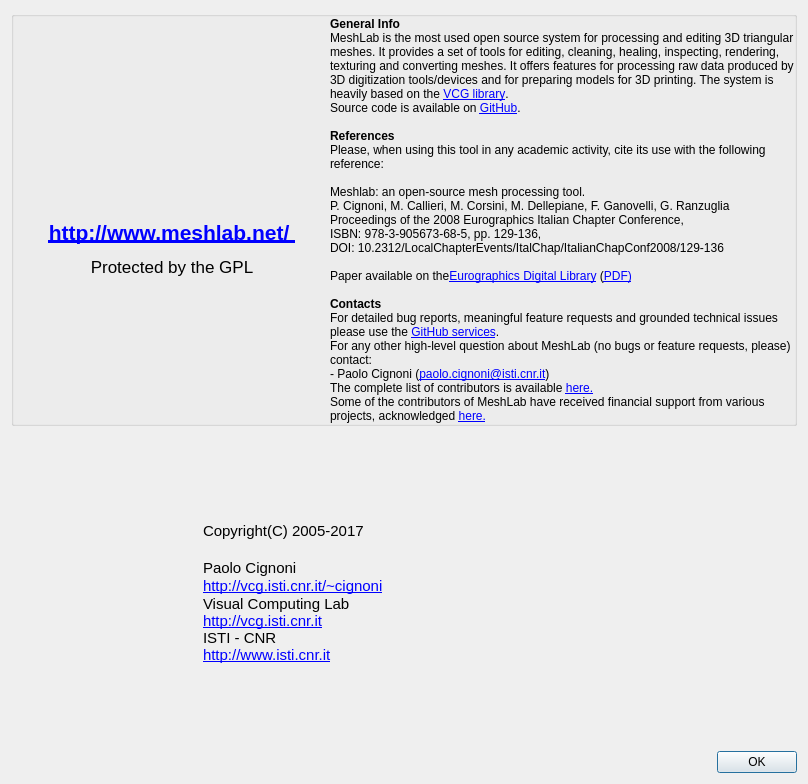
First picture: the form in src/meshlab/ui/aboutDialog.ui, repository cnr-isti-vclab/meshlab, before the edit.
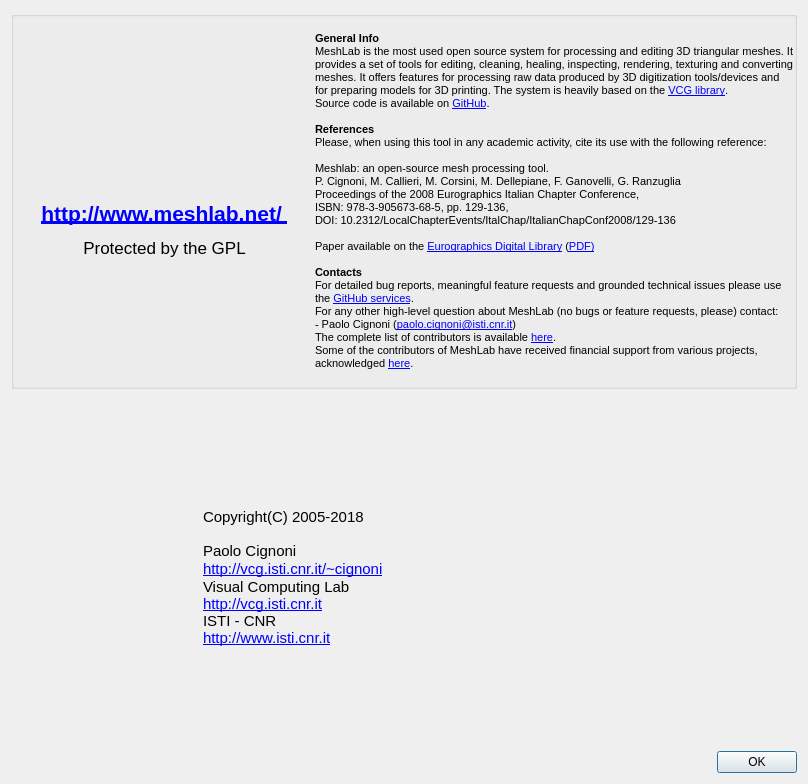
Second picture: the form after the edit. Icons and pictures are not drawn.

Commit message: version update & dialog formatting

Diff of the .ui file:
```diff
--- a/src/meshlab/ui/aboutDialog.ui
+++ b/src/meshlab/ui/aboutDialog.ui
@@ -142,7 +142,11 @@
         <item>
          <widget class="QLabel" name="label">
           <property name="text">
-           <string>&lt;html&gt;&lt;head/&gt;&lt;body&gt;&lt;p&gt;&lt;span style=&quot; font-weight:600;&quot;&gt;General Info&lt;/span&gt;&lt;br/&gt;MeshLab is the most used open source system for processing and editing 3D triangular meshes. It provides a set of tools for editing, cleaning, healing, inspecting, rendering, texturing and converting meshes. It offers features for processing raw data produced by 3D digitization tools/devices and for preparing models for 3D printing. The system is heavily based on the &lt;a href=&quot;http://www.vcglib.net&quot;&gt;&lt;span style=&quot; text-decoration: underline; color:#0000ff;&quot;&gt;VCG library&lt;/span&gt;&lt;/a&gt;. &lt;br/&gt;Source code is available on &lt;a href=&quot;https://github.com/cnr-isti-vclab/meshlab&quot;&gt;&lt;span style=&quot; text-decoration: underline; color:#0000ff;&quot;&gt;GitHub&lt;/span&gt;&lt;/a&gt;.&lt;br/&gt;&lt;br/&gt;&lt;span style=&quot; font-weight:600;&quot;&gt;References&lt;/span&gt;&lt;br/&gt;Please, when using this tool in any academic activity, cite its use with the following reference:&lt;br/&gt;&lt;br/&gt;Meshlab: an open-source mesh processing tool.&lt;br/&gt;P. Cignoni, M. Callieri, M. Corsini, M. Dellepiane, F. Ganovelli, G. Ranzuglia&lt;br/&gt;Proceedings of the 2008 Eurographics Italian Chapter Conference,&lt;br/&gt;ISBN: 978-3-905673-68-5, pp. 129-136, &lt;br/&gt;DOI: 10.2312/LocalChapterEvents/ItalChap/ItalianChapConf2008/129-136&lt;br/&gt;&lt;br/&gt;Paper available on the&lt;a href=&quot;https://diglib.eg.org/handle/10.2312/LocalChapterEvents.ItalChap.ItalianChapConf2008.129-136&quot;&gt;&lt;span style=&quot; text-decoration: underline; color:#0000ff;&quot;&gt;Eurographics Digital Library&lt;/span&gt;&lt;/a&gt; (&lt;a href=&quot;http://vcg.isti.cnr.it/Publications/2008/CCCDGR08/&quot;&gt;&lt;span style=&quot; text-decoration: underline; color:#0000ff;&quot;&gt;PDF)&lt;/span&gt;&lt;/a&gt;&lt;br/&gt;&lt;br/&gt;&lt;span style=&quot; font-weight:600;&quot;&gt;Contacts&lt;/span&gt;&lt;br/&gt;For detailed bug reports, meaningful feature requests and grounded technical issues please use the &lt;a href=&quot;https://github.com/cnr-isti-vclab/meshlab/issues&quot;&gt;&lt;span style=&quot; text-decoration: underline; color:#0000ff;&quot;&gt;GitHub services&lt;/span&gt;&lt;/a&gt;.&lt;br/&gt;For any other high-level question about MeshLab (no bugs or feature requests, please) contact:&lt;br/&gt;- Paolo Cignoni (&lt;a href=&quot;mailto:p.cignoni@isti.cnr.it?subject=%5BMeshLab%5D%20Info%20request&quot;&gt;&lt;span style=&quot; text-decoration: underline; color:#0000ff;&quot;&gt;paolo.cignoni@isti.cnr.it&lt;/span&gt;&lt;/a&gt;)&lt;br/&gt;The complete list of contributors is available &lt;a href=&quot;https://github.com/cnr-isti-vclab/meshlab/graphs/contributors&quot;&gt;&lt;span style=&quot; text-decoration: underline; color:#0000ff;&quot;&gt;here.&lt;/span&gt;&lt;/a&gt;&lt;br/&gt;Some of the contributors of MeshLab have received financial support from various projects, acknowledged &lt;a href=&quot;http://vcg.isti.cnr.it/projects.php&quot;&gt;&lt;span style=&quot; text-decoration: underline; color:#0000ff;&quot;&gt;here.&lt;/span&gt;&lt;/a&gt;&lt;/p&gt;&lt;/body&gt;&lt;/html&gt;</string>
+           <string>&lt;!DOCTYPE HTML PUBLIC &quot;-//W3C//DTD HTML 4.0//EN&quot; &quot;http://www.w3.org/TR/REC-html40/strict.dtd&quot;&gt;
+&lt;html&gt;&lt;head&gt;&lt;meta name=&quot;qrichtext&quot; content=&quot;1&quot; /&gt;&lt;style type=&quot;text/css&quot;&gt;
+p, li { white-space: pre-wrap; }
+&lt;/style&gt;&lt;/head&gt;&lt;body style=&quot; font-family:'MS Shell Dlg 2'; font-size:8pt; font-weight:400; font-style:normal;&quot;&gt;
+&lt;p style=&quot; margin-top:12px; margin-bottom:12px; margin-left:0px; margin-right:0px; -qt-block-indent:0; text-indent:0px;&quot;&gt;&lt;span style=&quot; font-weight:600;&quot;&gt;General Info&lt;/span&gt;&lt;br /&gt;MeshLab is the most used open source system for processing and editing 3D triangular meshes. It provides a set of tools for editing, cleaning, healing, inspecting, rendering, texturing and converting meshes. It offers features for processing raw data produced by 3D digitization tools/devices and for preparing models for 3D printing. The system is heavily based on the &lt;a href=&quot;http://www.vcglib.net&quot;&gt;&lt;span style=&quot; text-decoration: underline; color:#0000ff;&quot;&gt;VCG library&lt;/span&gt;&lt;/a&gt;. &lt;br /&gt;Source code is available on &lt;a href=&quot;https://github.com/cnr-isti-vclab/meshlab&quot;&gt;&lt;span style=&quot; text-decoration: underline; color:#0000ff;&quot;&gt;GitHub&lt;/span&gt;&lt;/a&gt;.&lt;br /&gt;&lt;br /&gt;&lt;span style=&quot; font-weight:600;&quot;&gt;References&lt;/span&gt;&lt;br /&gt;Please, when using this tool in any academic activity, cite its use with the following reference:&lt;br /&gt;&lt;br /&gt;Meshlab: an open-source mesh processing tool.&lt;br /&gt;P. Cignoni, M. Callieri, M. Corsini, M. Dellepiane, F. Ganovelli, G. Ranzuglia&lt;br /&gt;Proceedings of the 2008 Eurographics Italian Chapter Conference,&lt;br /&gt;ISBN: 978-3-905673-68-5, pp. 129-136, &lt;br /&gt;DOI: 10.2312/LocalChapterEvents/ItalChap/ItalianChapConf2008/129-136&lt;br /&gt;&lt;br /&gt;Paper available on the &lt;a href=&quot;https://diglib.eg.org/handle/10.2312/LocalChapterEvents.ItalChap.ItalianChapConf2008.129-136&quot;&gt;&lt;span style=&quot; text-decoration: underline; color:#0000ff;&quot;&gt;Eurographics Digital Library&lt;/span&gt;&lt;/a&gt; (&lt;a href=&quot;http://vcg.isti.cnr.it/Publications/2008/CCCDGR08/&quot;&gt;&lt;span style=&quot; text-decoration: underline; color:#0000ff;&quot;&gt;PDF)&lt;/span&gt;&lt;/a&gt;&lt;br /&gt;&lt;br /&gt;&lt;span style=&quot; font-weight:600;&quot;&gt;Contacts&lt;/span&gt;&lt;br /&gt;For detailed bug reports, meaningful feature requests and grounded technical issues please use the &lt;a href=&quot;https://github.com/cnr-isti-vclab/meshlab/issues&quot;&gt;&lt;span style=&quot; text-decoration: underline; color:#0000ff;&quot;&gt;GitHub services&lt;/span&gt;&lt;/a&gt;.&lt;br /&gt;For any other high-level question about MeshLab (no bugs or feature requests, please) contact:&lt;br /&gt;- Paolo Cignoni (&lt;a href=&quot;mailto:p.cignoni@isti.cnr.it?subject=%5BMeshLab%5D%20Info%20request&quot;&gt;&lt;span style=&quot; text-decoration: underline; color:#0000ff;&quot;&gt;paolo.cignoni@isti.cnr.it&lt;/span&gt;&lt;/a&gt;)&lt;br /&gt;The complete list of contributors is available &lt;a href=&quot;https://github.com/cnr-isti-vclab/meshlab/graphs/contributors&quot;&gt;&lt;span style=&quot; text-decoration: underline; color:#0000ff;&quot;&gt;here&lt;/span&gt;&lt;/a&gt;.&lt;br /&gt;Some of the contributors of MeshLab have received financial support from various projects, acknowledged &lt;a href=&quot;http://vcg.isti.cnr.it/projects.php&quot;&gt;&lt;span style=&quot; text-decoration: underline; color:#0000ff;&quot;&gt;here&lt;/span&gt;&lt;/a&gt;.&lt;/p&gt;&lt;/body&gt;&lt;/html&gt;</string>
           </property>
           <property name="wordWrap">
            <bool>true</bool>
@@ -189,10 +193,10 @@
           <string>&lt;!DOCTYPE HTML PUBLIC &quot;-//W3C//DTD HTML 4.0//EN&quot; &quot;http://www.w3.org/TR/REC-html40/strict.dtd&quot;&gt;
 &lt;html&gt;&lt;head&gt;&lt;meta name=&quot;qrichtext&quot; content=&quot;1&quot; /&gt;&lt;style type=&quot;text/css&quot;&gt;
 p, li { white-space: pre-wrap; }
-&lt;/style&gt;&lt;/head&gt;&lt;body style=&quot; font-family:'.SF NS Text'; font-size:13pt; font-weight:400; font-style:normal;&quot;&gt;
-&lt;p style=&quot; margin-top:0px; margin-bottom:0px; margin-left:0px; margin-right:0px; -qt-block-indent:0; text-indent:0px;&quot;&gt;&lt;span style=&quot; font-family:'Lucida Grande'; font-size:11pt;&quot;&gt;Copyright(C) 2005-2017&lt;br /&gt;&lt;br /&gt;Paolo Cignoni&lt;/span&gt;&lt;/p&gt;
-&lt;p style=&quot; margin-top:0px; margin-bottom:0px; margin-left:0px; margin-right:0px; -qt-block-indent:0; text-indent:0px;&quot;&gt;&lt;a href=&quot;http://vcg.isti.cnr.it/%7Ecignoni&quot;&gt;&lt;span style=&quot; font-family:'Lucida Grande'; font-size:11pt; color:#0000ff;&quot;&gt;http://vcg.isti.cnr.it/~cignoni&lt;/span&gt;&lt;/a&gt;&lt;/p&gt;
-&lt;p style=&quot; margin-top:0px; margin-bottom:0px; margin-left:0px; margin-right:0px; -qt-block-indent:0; text-indent:0px;&quot;&gt;&lt;span style=&quot; font-family:'Lucida Grande'; font-size:11pt;&quot;&gt;Visual Computing Lab&lt;/span&gt;&lt;span style=&quot; font-family:'Lucida Grande'; font-size:11pt; font-weight:600; font-style:italic;&quot;&gt;&lt;br /&gt;&lt;/span&gt;&lt;a href=&quot;http://vcg.isti.cnr.it&quot;&gt;&lt;span style=&quot; font-family:'Lucida Grande'; font-size:11pt; color:#0000ff;&quot;&gt;http://vcg.isti.cnr.it&lt;/span&gt;&lt;/a&gt;&lt;span style=&quot; font-family:'Lucida Grande'; font-size:11pt; font-weight:600; font-style:italic;&quot;&gt;&lt;br /&gt;&lt;/span&gt;&lt;span style=&quot; font-family:'Lucida Grande'; font-size:11pt;&quot;&gt;ISTI - CNR&lt;/span&gt;&lt;span style=&quot; font-family:'Lucida Grande'; font-size:11pt; font-weight:600; font-style:italic;&quot;&gt;&lt;br /&gt;&lt;/span&gt;&lt;a href=&quot;http://www.isti.cnr.it&quot;&gt;&lt;span style=&quot; font-family:'Lucida Grande'; font-size:11pt; text-decoration: underline; color:#0000ff;&quot;&gt;http://www.isti.cnr.it&lt;/span&gt;&lt;/a&gt;&lt;span style=&quot; font-family:'Lucida Grande'; font-size:11pt; font-weight:600; font-style:italic;&quot;&gt;&lt;br /&gt;&lt;/span&gt;&lt;/p&gt;&lt;/body&gt;&lt;/html&gt;</string>
+&lt;/style&gt;&lt;/head&gt;&lt;body style=&quot; font-family:'MS Shell Dlg 2'; font-size:8pt; font-weight:400; font-style:normal;&quot;&gt;
+&lt;p style=&quot; margin-top:0px; margin-bottom:0px; margin-left:0px; margin-right:0px; -qt-block-indent:0; text-indent:0px;&quot;&gt;&lt;span style=&quot; font-family:'Lucida Grande'; font-size:11pt;&quot;&gt;Copyright(C) 2005-2018&lt;br /&gt;&lt;br /&gt;Paolo Cignoni&lt;/span&gt;&lt;/p&gt;
+&lt;p style=&quot; margin-top:0px; margin-bottom:0px; margin-left:0px; margin-right:0px; -qt-block-indent:0; text-indent:0px;&quot;&gt;&lt;a href=&quot;http://vcg.isti.cnr.it/%7Ecignoni&quot;&gt;&lt;span style=&quot; font-family:'Lucida Grande'; font-size:11pt; text-decoration: underline; color:#0000ff;&quot;&gt;http://vcg.isti.cnr.it/~cignoni&lt;/span&gt;&lt;/a&gt;&lt;/p&gt;
+&lt;p style=&quot; margin-top:0px; margin-bottom:0px; margin-left:0px; margin-right:0px; -qt-block-indent:0; text-indent:0px;&quot;&gt;&lt;span style=&quot; font-family:'Lucida Grande'; font-size:11pt;&quot;&gt;Visual Computing Lab&lt;/span&gt;&lt;span style=&quot; font-family:'Lucida Grande'; font-size:11pt; font-weight:600; font-style:italic;&quot;&gt;&lt;br /&gt;&lt;/span&gt;&lt;a href=&quot;http://vcg.isti.cnr.it&quot;&gt;&lt;span style=&quot; font-family:'Lucida Grande'; font-size:11pt; text-decoration: underline; color:#0000ff;&quot;&gt;http://vcg.isti.cnr.it&lt;/span&gt;&lt;/a&gt;&lt;span style=&quot; font-family:'Lucida Grande'; font-size:11pt; font-weight:600; font-style:italic;&quot;&gt;&lt;br /&gt;&lt;/span&gt;&lt;span style=&quot; font-family:'Lucida Grande'; font-size:11pt;&quot;&gt;ISTI - CNR&lt;/span&gt;&lt;span style=&quot; font-family:'Lucida Grande'; font-size:11pt; font-weight:600; font-style:italic;&quot;&gt;&lt;br /&gt;&lt;/span&gt;&lt;a href=&quot;http://www.isti.cnr.it&quot;&gt;&lt;span style=&quot; font-family:'Lucida Grande'; font-size:11pt; text-decoration: underline; color:#0000ff;&quot;&gt;http://www.isti.cnr.it&lt;/span&gt;&lt;/a&gt;&lt;span style=&quot; font-family:'Lucida Grande'; font-size:11pt; font-weight:600; font-style:italic;&quot;&gt;&lt;br /&gt;&lt;/span&gt;&lt;/p&gt;&lt;/body&gt;&lt;/html&gt;</string>
          </property>
          <property name="openExternalLinks">
           <bool>true</bool>
```
Left out of the diff: 3 changed lines with no effect on the pictures. The commit also changes 2 other files.
